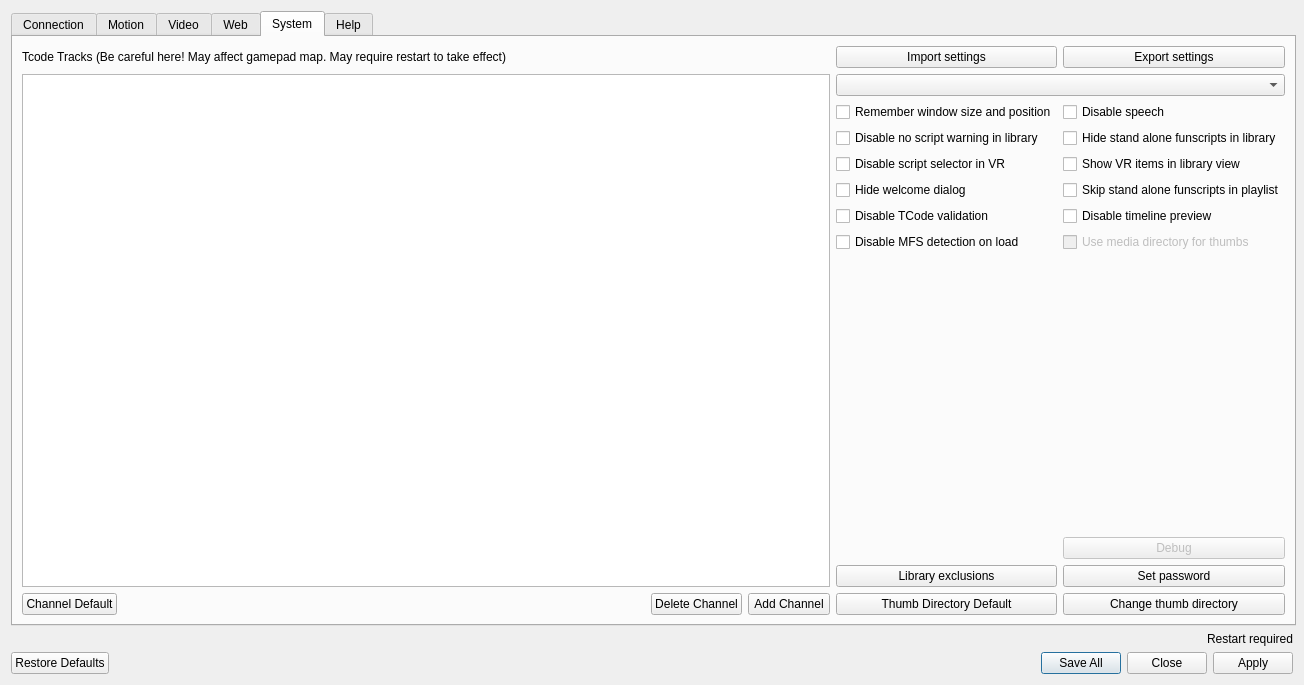
jcfain/XTPlayer, file src/settings.ui: the form before one commit.
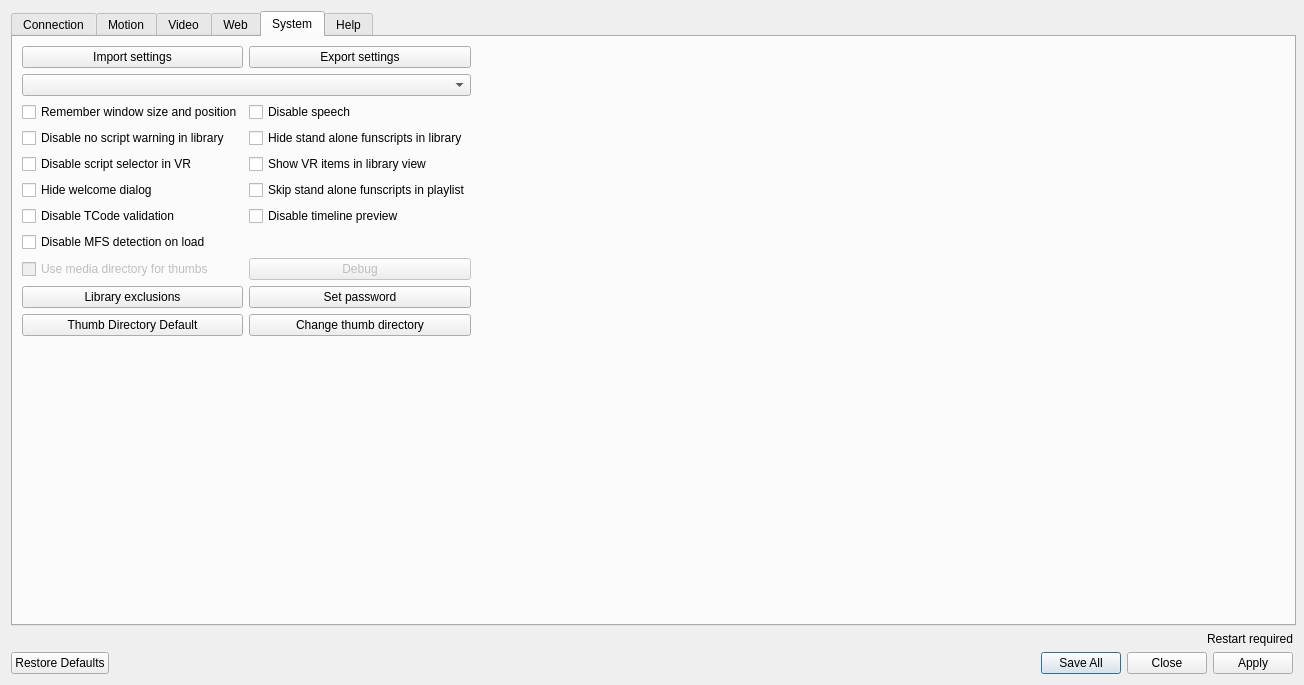
The form after the commit. The open tabs and pages were chosen to show the change. Icons and pictures are not drawn.

Commit message: Combined TCode and Funscript tabs into one motion with scroll bar

Diff of the .ui file:
```diff
--- a/src/settings.ui
+++ b/src/settings.ui
@@ -481,7 +481,90 @@
            <property name="sizeConstraint">
             <enum>QLayout::SetNoConstraint</enum>
            </property>
-           <item row="3" column="5">
+           <item row="5" column="0" rowspan="2" colspan="8">
+            <widget class="QGroupBox" name="advancedGroupBox">
+             <property name="sizePolicy">
+              <sizepolicy hsizetype="Preferred" vsizetype="MinimumExpanding">
+               <horstretch>0</horstretch>
+               <verstretch>0</verstretch>
+              </sizepolicy>
+             </property>
+             <property name="minimumSize">
+              <size>
+               <width>0</width>
+               <height>500</height>
+              </size>
+             </property>
+             <property name="title">
+              <string>Advanced</string>
+             </property>
+             <layout class="QGridLayout" name="gridLayout_14">
+              <item row="1" column="0" colspan="5">
+               <widget class="QTableView" name="channelTableView"/>
+              </item>
+              <item row="2" column="4">
+               <widget class="QPushButton" name="channelAddButton">
+                <property name="maximumSize">
+                 <size>
+                  <width>100</width>
+                  <height>16777215</height>
+                 </size>
+                </property>
+                <property name="text">
+                 <string>Add Channel</string>
+                </property>
+               </widget>
+              </item>
+              <item row="0" column="0" colspan="3">
+               <widget class="QLabel" name="label">
+                <property name="text">
+                 <string>Tcode Tracks (Be careful here! May affect gamepad map. May require restart to take effect)</string>
+                </property>
+               </widget>
+              </item>
+              <item row="2" column="0">
+               <widget class="QPushButton" name="axisDefaultButton">
+                <property name="maximumSize">
+                 <size>
+                  <width>200</width>
+                  <height>16777215</height>
+                 </size>
+                </property>
+                <property name="text">
+                 <string>All Channel Profiles Default</string>
+                </property>
+               </widget>
+              </item>
+              <item row="2" column="3">
+               <widget class="QPushButton" name="channelDeleteButton">
+                <property name="maximumSize">
+                 <size>
+                  <width>100</width>
+                  <height>16777215</height>
+                 </size>
+                </property>
+                <property name="text">
+                 <string>Delete Channel</string>
+                </property>
+               </widget>
+              </item>
+              <item row="2" column="1">
+               <widget class="QPushButton" name="defultSelectedProfile">
+                <property name="maximumSize">
+                 <size>
+                  <width>200</width>
+                  <height>16777215</height>
+                 </size>
+                </property>
+                <property name="text">
+                 <string>Current Channel Profile Default</string>
+                </property>
+               </widget>
+              </item>
+             </layout>
+            </widget>
+           </item>
+           <item row="3" column="6">
             <widget class="QGroupBox" name="groupBox_2">
              <property name="minimumSize">
               <size>
@@ -1155,101 +1238,31 @@
        <string>System</string>
       </attribute>
       <layout class="QGridLayout" name="gridLayout_4">
-       <item row="0" column="9">
-        <widget class="QPushButton" name="importButton">
+       <item row="9" column="0">
+        <widget class="QPushButton" name="libraryExclusionsBtn">
          <property name="text">
-          <string>Import settings</string>
+          <string>Library exclusions</string>
          </property>
         </widget>
        </item>
-       <item row="0" column="10">
+       <item row="0" column="1">
         <widget class="QPushButton" name="exportButton">
          <property name="text">
           <string>Export settings</string>
          </property>
         </widget>
        </item>
-       <item row="18" column="0">
-        <widget class="QPushButton" name="axisDefaultButton">
-         <property name="text">
-          <string>Channel Default</string>
-         </property>
-        </widget>
-       </item>
-       <item row="1" column="0" rowspan="14" colspan="9">
-        <widget class="QTableView" name="channelTableView"/>
-       </item>
-       <item row="1" column="9" colspan="2">
+       <item row="1" column="0" colspan="2">
         <widget class="QComboBox" name="tCodeVersionComboBox"/>
        </item>
-       <item row="0" column="0" colspan="8">
-        <widget class="QLabel" name="label">
-         <property name="text">
-          <string>Tcode Tracks (Be careful here! May affect gamepad map. May require restart to take effect)</string>
-         </property>
-        </widget>
-       </item>
-       <item row="18" column="7">
-        <widget class="QPushButton" name="channelDeleteButton">
-         <property name="text">
-          <string>Delete Channel</string>
-         </property>
-        </widget>
-       </item>
-       <item row="18" column="8">
-        <widget class="QPushButton" name="channelAddButton">
-         <property name="text">
-          <string>Add Channel</string>
-         </property>
-        </widget>
-       </item>
-       <item row="2" column="9">
+       <item row="2" column="0">
         <widget class="QCheckBox" name="rememberWindowSettingsChk">
          <property name="text">
           <string>Remember window size and position</string>
          </property>
         </widget>
        </item>
-       <item row="2" column="10">
-        <widget class="QCheckBox" name="disableTextToSpeechCheckBox">
-         <property name="toolTip">
-          <string>This disables all speech in the app.</string>
-         </property>
-         <property name="text">
-          <string>Disable speech</string>
-         </property>
-        </widget>
-       </item>
-       <item row="3" column="10">
-        <widget class="QCheckBox" name="showLoneFunscriptsInLibraryCheckbox">
-         <property name="toolTip">
-          <string>If checked, funscripts in your library folder will be shown if they do not have an associated video.</string>
-         </property>
-         <property name="text">
-          <string>Hide stand alone funscripts in library</string>
-         </property>
-        </widget>
-       </item>
-       <item row="3" column="9">
-        <widget class="QCheckBox" name="disableNoScriptFoundInLibrary">
-         <property name="toolTip">
-          <string>This will disable the warning that pops up\n
-when you play a video from the library window\n
-that has no script of the same name.</string>
-         </property>
-         <property name="text">
-          <string>Disable no script warning in library</string>
-         </property>
-        </widget>
-       </item>
-       <item row="4" column="10">
-        <widget class="QCheckBox" name="showVRInLibraryViewCheckbox">
-         <property name="text">
-          <string>Show VR items in library view</string>
-         </property>
-        </widget>
-       </item>
-       <item row="4" column="9">
+       <item row="4" column="0">
         <widget class="QCheckBox" name="disableVRScriptNotFoundCheckbox">
          <property name="toolTip">
           <string>This disables the Script not found\n
@@ -1261,7 +1274,83 @@
          </property>
         </widget>
        </item>
-       <item row="5" column="10">
+       <item row="7" column="0">
+        <widget class="QCheckBox" name="MFSDiscoveryDisabledCheckBox">
+         <property name="toolTip">
+          <string>Checking this option will load MFS status on item hover instead of load time.
+This will greatly slows down media reading on load if checked.</string>
+         </property>
+         <property name="text">
+          <string>Disable MFS detection on load</string>
+         </property>
+        </widget>
+       </item>
+       <item row="8" column="0">
+        <widget class="QCheckBox" name="useMediaDirectoryCheckbox">
+         <property name="enabled">
+          <bool>false</bool>
+         </property>
+         <property name="toolTip">
+          <string>I didnt get a chance to test this option. If checked XTP will generate the thumbfiles  in the same folder as video. videoname.jpg</string>
+         </property>
+         <property name="text">
+          <string>Use media directory for thumbs</string>
+         </property>
+        </widget>
+       </item>
+       <item row="9" column="1">
+        <widget class="QPushButton" name="passwordButton">
+         <property name="text">
+          <string>Set password</string>
+         </property>
+        </widget>
+       </item>
+       <item row="13" column="1">
+        <widget class="QPushButton" name="thumbDirButton">
+         <property name="text">
+          <string>Change thumb directory</string>
+         </property>
+        </widget>
+       </item>
+       <item row="5" column="0">
+        <widget class="QCheckBox" name="hideWelcomeDialog">
+         <property name="text">
+          <string>Hide welcome dialog</string>
+         </property>
+        </widget>
+       </item>
+       <item row="4" column="1">
+        <widget class="QCheckBox" name="showVRInLibraryViewCheckbox">
+         <property name="text">
+          <string>Show VR items in library view</string>
+         </property>
+        </widget>
+       </item>
+       <item row="0" column="0">
+        <widget class="QPushButton" name="importButton">
+         <property name="text">
+          <string>Import settings</string>
+         </property>
+        </widget>
+       </item>
+       <item row="6" column="1">
+        <widget class="QCheckBox" name="disableTimeLinePreviewChk">
+         <property name="text">
+          <string>Disable timeline preview</string>
+         </property>
+        </widget>
+       </item>
+       <item row="2" column="1">
+        <widget class="QCheckBox" name="disableTextToSpeechCheckBox">
+         <property name="toolTip">
+          <string>This disables all speech in the app.</string>
+         </property>
+         <property name="text">
+          <string>Disable speech</string>
+         </property>
+        </widget>
+       </item>
+       <item row="5" column="1">
         <widget class="QCheckBox" name="skipStandAloneFunscriptsInMainLibraryPlaylist">
          <property name="toolTip">
           <string>If checked, the library will skip playing standalone funscripts when the previous item finishes playing.</string>
@@ -1271,14 +1360,24 @@
          </property>
         </widget>
        </item>
-       <item row="5" column="9">
-        <widget class="QCheckBox" name="hideWelcomeDialog">
+       <item row="8" column="1">
+        <widget class="QPushButton" name="dubugButton">
+         <property name="enabled">
+          <bool>false</bool>
+         </property>
          <property name="text">
-          <string>Hide welcome dialog</string>
+          <string>Debug</string>
          </property>
         </widget>
        </item>
-       <item row="6" column="9">
+       <item row="13" column="0">
+        <widget class="QPushButton" name="thumbsDirDefaultButton">
+         <property name="text">
+          <string>Thumb Directory Default</string>
+         </property>
+        </widget>
+       </item>
+       <item row="6" column="0">
         <widget class="QCheckBox" name="disableTCodeValidationCheckbox">
          <property name="toolTip">
           <string>This will disable the D1 command to verify the device is a TCode device for both Serial and Network connections</string>
@@ -1288,74 +1387,53 @@
          </property>
         </widget>
        </item>
-       <item row="18" column="10">
-        <widget class="QPushButton" name="thumbDirButton">
-         <property name="text">
-          <string>Change thumb directory</string>
+       <item row="3" column="0">
+        <widget class="QCheckBox" name="disableNoScriptFoundInLibrary">
+         <property name="toolTip">
+          <string>This will disable the warning that pops up\n
+when you play a video from the library window\n
+that has no script of the same name.</string>
          </property>
-        </widget>
-       </item>
-       <item row="14" column="10">
-        <widget class="QPushButton" name="passwordButton">
          <property name="text">
-          <string>Set password</string>
+          <string>Disable no script warning in library</string>
          </property>
         </widget>
        </item>
-       <item row="18" column="9">
-        <widget class="QPushButton" name="thumbsDirDefaultButton">
-         <property name="text">
-          <string>Thumb Directory Default</string>
+       <item row="3" column="1">
+        <widget class="QCheckBox" name="showLoneFunscriptsInLibraryCheckbox">
+         <property name="toolTip">
+          <string>If checked, funscripts in your library folder will be shown if they do not have an associated video.</string>
          </property>
-        </widget>
-       </item>
-       <item row="14" column="9">
-        <widget class="QPushButton" name="libraryExclusionsBtn">
          <property name="text">
-          <string>Library exclusions</string>
+          <string>Hide stand alone funscripts in library</string>
          </property>
         </widget>
        </item>
-       <item row="13" column="10">
-        <widget class="QPushButton" name="dubugButton">
-         <property name="enabled">
-          <bool>false</bool>
+       <item row="0" column="2">
+        <spacer name="horizontalSpacer">
+         <property name="orientation">
+          <enum>Qt::Horizontal</enum>
          </property>
-         <property name="text">
-          <string>Debug</string>
+         <property name="sizeHint" stdset="0">
+          <size>
+           <width>40</width>
+           <height>20</height>
+          </size>
          </property>
-        </widget>
+        </spacer>
        </item>
-       <item row="7" column="10">
-        <widget class="QCheckBox" name="useMediaDirectoryCheckbox">
-         <property name="enabled">
-          <bool>false</bool>
+       <item row="14" column="0">
+        <spacer name="verticalSpacer">
+         <property name="orientation">
+          <enum>Qt::Vertical</enum>
          </property>
-         <property name="toolTip">
-          <string>I didnt get a chance to test this option. If checked XTP will generate the thumbfiles  in the same folder as video. videoname.jpg</string>
+         <property name="sizeHint" stdset="0">
+          <size>
+           <width>20</width>
+           <height>40</height>
+          </size>
          </property>
-         <property name="text">
-          <string>Use media directory for thumbs</string>
-         </property>
-        </widget>
-       </item>
-       <item row="6" column="10">
-        <widget class="QCheckBox" name="disableTimeLinePreviewChk">
-         <property name="text">
-          <string>Disable timeline preview</string>
-         </property>
-        </widget>
-       </item>
-       <item row="7" column="9">
-        <widget class="QCheckBox" name="MFSDiscoveryDisabledCheckBox">
-         <property name="toolTip">
-          <string>Checking this option will load MFS status on item hover instead of load time.
-This will greatly slows down media reading on load if checked.</string>
-         </property>
-         <property name="text">
-          <string>Disable MFS detection on load</string>
-         </property>
-        </widget>
+        </spacer>
        </item>
       </layout>
      </widget>
```
Left out of the diff: 49 changed lines with no effect on the pictures. The commit also changes 1 other file.
